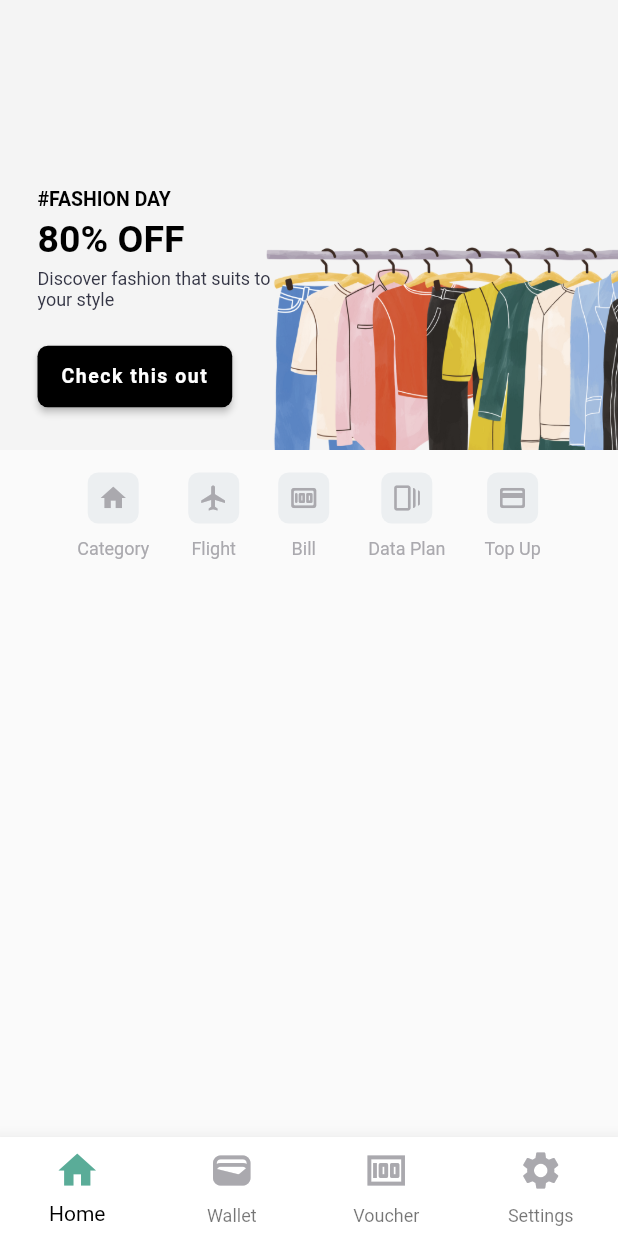
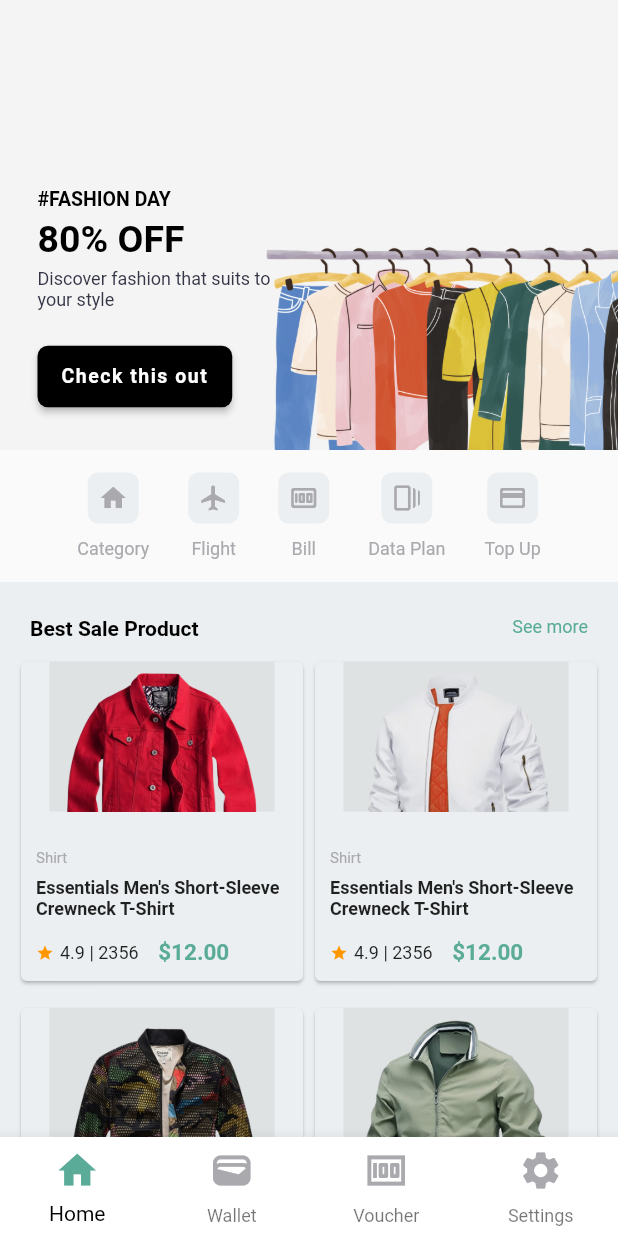
Before and after one commit to igefadele/monie_ecom, a Flutter app: the screen it shows after launch, on a phone screen of 412 x 824 dp. Run offline on Flutter 3.47's test engine with Material 2 defaults, Android fonts, the phone set to English and light mode, and no system bars; drawn by our look-alikes of carousel_slider.

Commit message:
home page product card and section created

```diff
--- a/lib/res/custom_colors.dart
+++ b/lib/res/custom_colors.dart
@@ -6,14 +6,16 @@ class Palette {
   static const Color monieBlack2 = Color(0xFF06060B);
   static const Color monieBlack3 = Color(0xFF343545);
   static const Color monieGrey = Color(0xFFAAA9AE);
+  static const Color monieGrey2 = Color(0xFFECEFF1);
+  static const Color monieGrey3 = Color(0xFFDFE2E3);
 
   static const Color monieNavy = Color(0xFFaf1b56);
   static const Color monieOrange = Color(0xFFf399bd);
   static const Color monieAmber = Color(0xFFf399bd);
   static const Color monieAmber2 = Color(0xFFF2BBD1);
+
   static const Color monieYellow = Color(0xFFFFDCEA);
   static const Color monieYellow2 = Color(0xFFFAFAFA);
-  static const Color monieGrey2 = Color(0xFFECEFF1);
   static const Color googleBackground = Color(0xFF4285F4);
   static const Color monieWhite = Color(0xFFFFFFFF);
 }
--- a/lib/screens/home/components/home_button_row.dart
+++ b/lib/screens/home/components/home_button_row.dart
@@ -1,4 +1,3 @@
-import 'package:moniepointtest/res/custom_colors.dart';
 import 'package:flutter/material.dart';
 import 'package:moniepointtest/screens/home/components/button_label_widget.dart';
 
--- /dev/null
+++ b/lib/screens/home/components/home_product_section.dart
@@ -0,0 +1,152 @@
+import 'package:flutter/material.dart';
+import 'package:moniepointtest/res/custom_colors.dart';
+import 'package:moniepointtest/screens/home/components/home_product_single.dart';
+import 'package:moniepointtest/screens/voucher/voucher_screen.dart';
+
+class HomeProductSection extends StatelessWidget {
+  const HomeProductSection({super.key});
+
+  @override
+  Widget build(BuildContext context) {
+    return Container(
+      decoration: const BoxDecoration(color: Palette.monieGrey2),
+      width: double.infinity,
+      padding: const EdgeInsets.only(
+        top: 15,
+        bottom: 15,
+        left: 10,
+        right: 10,
+      ),
+      child: Column(
+        children: [
+          Container(
+            padding: const EdgeInsets.only(
+              left: 10,
+              right: 10,
+              top: 8,
+              bottom: 10,
+            ),
+            child: Row(
+              mainAxisAlignment: MainAxisAlignment.spaceBetween,
+              crossAxisAlignment: CrossAxisAlignment.start,
+              children: const [
+                Text(
+                  'Best Sale Product',
+                  textAlign: TextAlign.left,
+                  style: TextStyle(
+                      fontSize: 14,
+                      color: Palette.monieBlack1,
+                      fontWeight: FontWeight.bold),
+                ),
+                //SizedBox(height: 7),
+                Text(
+                  'See more',
+                  textAlign: TextAlign.left,
+                  style: TextStyle(
+                    fontSize: 12,
+                    color: Palette.monieGreen,
+                  ),
+                ),
+              ],
+            ),
+          ),
+          Row(
+            mainAxisAlignment: MainAxisAlignment.center,
+            crossAxisAlignment: CrossAxisAlignment.start,
+            children: const [
+              Expanded(
+                child: HomeProductSingle(
+                  assetImage: 'assets/monie_ecom_home/1.png',
+                  favorite: true,
+                  type: 'Shirt',
+                  name: 'Essentials Men\'s Short-Sleeve Crewneck T-Shirt',
+                  rating: '4.9',
+                  raters: '2356',
+                  price: '12.00',
+                  screen: VoucherScreen(),
+                ),
+              ),
+              //SizedBox(width: 7),
+              Expanded(
+                child: HomeProductSingle(
+                  assetImage: 'assets/monie_ecom_home/2.png',
+                  favorite: true,
+                  type: 'Shirt',
+                  name: 'Essentials Men\'s Short-Sleeve Crewneck T-Shirt',
+                  rating: '4.9',
+                  raters: '2356',
+                  price: '12.00',
+                  screen: VoucherScreen(),
+                ),
+              ),
+            ],
+          ),
+          const SizedBox(height: 10),
+          Row(
+            mainAxisAlignment: MainAxisAlignment.center,
+            crossAxisAlignment: CrossAxisAlignment.start,
+            children: const [
+              Expanded(
+                child: HomeProductSingle(
+                  assetImage: 'assets/monie_ecom_home/3.png',
+                  favorite: true,
+                  type: 'Shirt',
+                  name: 'Essentials Men\'s Short-Sleeve Crewneck T-Shirt',
+                  rating: '4.9',
+                  raters: '2356',
+                  price: '12.00',
+                  screen: VoucherScreen(),
+                ),
+              ),
+              //SizedBox(width: 7),
+              Expanded(
+                child: HomeProductSingle(
+                  assetImage: 'assets/monie_ecom_home/4.png',
+                  favorite: true,
+                  type: 'Shirt',
+                  name: 'Essentials Men\'s Short-Sleeve Crewneck T-Shirt',
+                  rating: '4.9',
+                  raters: '2356',
+                  price: '12.00',
+                  screen: VoucherScreen(),
+                ),
+              ),
+            ],
+          ),
+          const SizedBox(height: 10),
+          Row(
+            mainAxisAlignment: MainAxisAlignment.center,
+            crossAxisAlignment: CrossAxisAlignment.start,
+            children: const [
+              Expanded(
+                child: HomeProductSingle(
+                  assetImage: 'assets/monie_ecom_home/5.png',
+                  favorite: true,
+                  type: 'Shirt',
+                  name: 'Essentials Men\'s Short-Sleeve Crewneck T-Shirt',
+                  rating: '4.9',
+                  raters: '2356',
+                  price: '12.00',
+                  screen: VoucherScreen(),
+                ),
+              ),
+              //SizedBox(width: 7),
+              Expanded(
+                child: HomeProductSingle(
+                  assetImage: 'assets/monie_ecom_home/6.png',
+                  favorite: true,
+                  type: 'Shirt',
+                  name: 'Essentials Men\'s Short-Sleeve Crewneck T-Shirt',
+                  rating: '4.9',
+                  raters: '2356',
+                  price: '12.00',
+                  screen: VoucherScreen(),
+                ),
+              ),
+            ],
+          ),
+        ],
+      ),
+    );
+  }
+}
--- /dev/null
+++ b/lib/screens/home/components/home_product_single.dart
@@ -0,0 +1,132 @@
+import 'package:flutter/material.dart';
+import 'package:moniepointtest/res/custom_colors.dart';
+
+class HomeProductSingle extends StatelessWidget {
+  final String? type;
+  final bool? favorite;
+  final String? assetImage;
+  final String? name;
+  final String? rating;
+  final String raters;
+  final String? price;
+  final Widget? screen;
+
+  const HomeProductSingle({
+    Key? key,
+    required this.type,
+    required this.favorite,
+    required this.assetImage,
+    required this.name,
+    required this.rating,
+    required this.raters,
+    required this.price,
+    required this.screen,
+  }) : super(key: key);
+
+  @override
+  Widget build(BuildContext context) {
+    return GestureDetector(
+      onTap: () {
+        Navigator.of(context).push(
+          MaterialPageRoute(
+            builder: (context) => screen!,
+          ),
+        );
+      },
+      child: Card(
+        color: Palette.monieGrey2,
+        //shadowColor: Palette.monieGrey,
+        //surfaceTintColor: Palette.monieGrey,
+        //elevation: 5,
+        /* shape: RoundedRectangleBorder(
+          borderRadius: BorderRadius.circular(4),
+        ), */
+        child: Column(
+          children: [
+            Column(
+              children: [
+                Container(
+                  decoration: const BoxDecoration(
+                    color: Palette.monieGrey3,
+                  ),
+                  child: Image.asset(
+                    assetImage.toString(),
+                    height: 100,
+                    fit: BoxFit.cover,
+                  ),
+                ),
+                const SizedBox(height: 15),
+                Padding(
+                  padding: const EdgeInsets.only(
+                    top: 10,
+                    bottom: 10,
+                    left: 10,
+                    right: 10,
+                  ),
+                  child: Column(
+                    crossAxisAlignment: CrossAxisAlignment.start,
+                    children: [
+                      Text(
+                        type.toString(),
+                        textAlign: TextAlign.left,
+                        style: const TextStyle(
+                          fontSize: 10,
+                          color: Palette.monieGrey,
+                        ),
+                      ),
+                      const SizedBox(height: 7),
+                      Text(
+                        name.toString(),
+                        textAlign: TextAlign.left,
+                        style: const TextStyle(
+                          fontSize: 12,
+                          fontWeight: FontWeight.bold,
+                        ),
+                      ),
+                      const SizedBox(height: 13),
+                      Row(
+                        mainAxisAlignment: MainAxisAlignment.start,
+                        crossAxisAlignment: CrossAxisAlignment.center,
+                        children: [
+                          const Icon(
+                            Icons.star,
+                            color: Colors.orange,
+                            size: 12,
+                          ),
+                          const SizedBox(width: 4),
+                          Text(
+                            '$rating | $raters',
+                            textAlign: TextAlign.left,
+                            style: const TextStyle(
+                              fontSize: 12,
+                            ),
+                          ),
+                          const SizedBox(width: 13),
+                          Row(
+                            mainAxisAlignment: MainAxisAlignment.end,
+                            children: [
+                              const SizedBox(),
+                              Text(
+                                '\$$price',
+                                textAlign: TextAlign.right,
+                                style: const TextStyle(
+                                  color: Palette.monieGreen,
+                                  fontWeight: FontWeight.bold,
+                                  fontSize: 15,
+                                ),
+                              ),
+                            ],
+                          ),
+                        ],
+                      ),
+                    ],
+                  ),
+                )
+              ],
+            ),
+          ],
+        ),
+      ),
+    );
+  }
+}
--- a/lib/screens/home/home_screen.dart
+++ b/lib/screens/home/home_screen.dart
@@ -1,6 +1,7 @@
 import 'package:moniepointtest/res/custom_colors.dart';
 import 'package:flutter/material.dart';
 import 'package:moniepointtest/screens/home/components/home_button_row.dart';
+import 'package:moniepointtest/screens/home/components/home_product_section.dart';
 import 'package:moniepointtest/screens/home/components/home_slider.dart';
 
 class HomeScreen extends StatefulWidget {
@@ -21,6 +22,7 @@ class HomeScreenState extends State<HomeScreen> {
           children: const [
             HomeSlider(),
             HomeButtonRow(),
+            HomeProductSection(),
           ],
         ),
       ),
```
Also changed, not shown: assets/monie_ecom_home/1.png, assets/monie_ecom_home/2.png, assets/monie_ecom_home/3.png, assets/monie_ecom_home/4.png, assets/monie_ecom_home/5.png, assets/monie_ecom_home/6.png.
